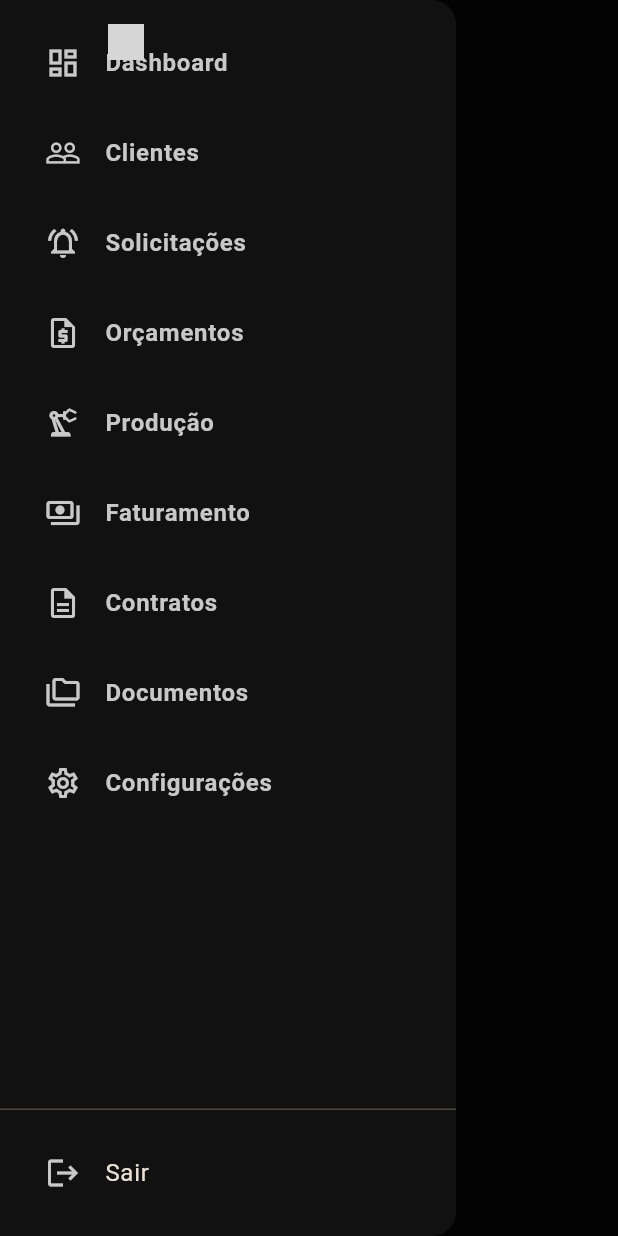
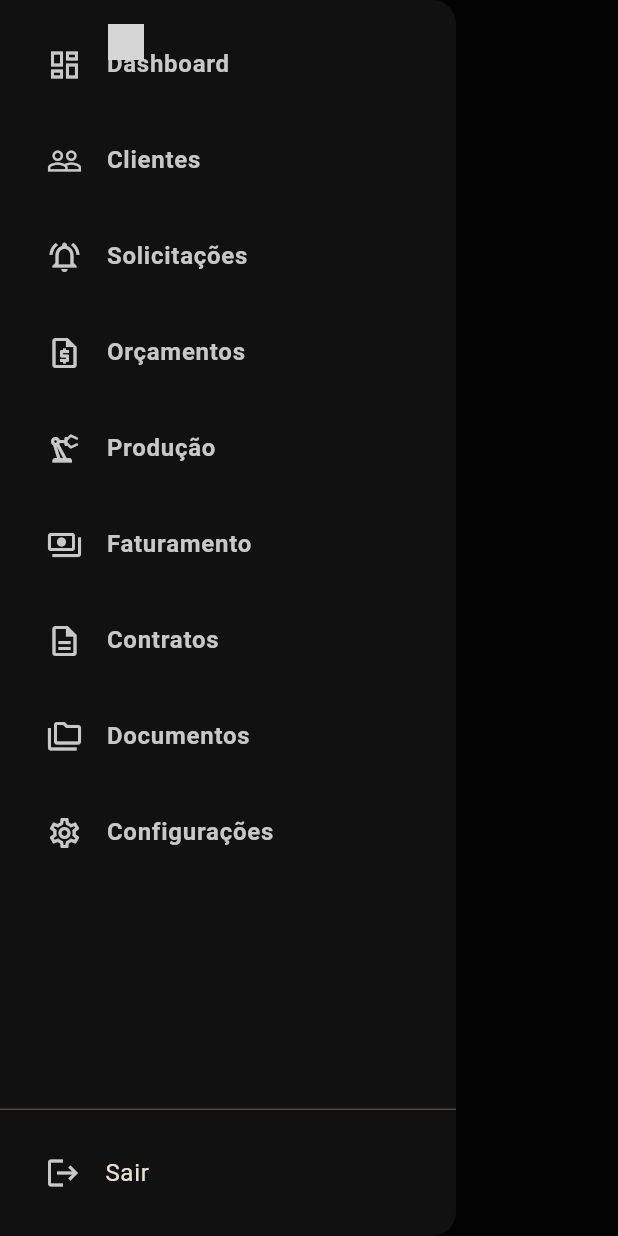
Before and after one commit to Tdk17/Brilhart_Sistem, a Flutter app: the AppShell screen opened directly with empty values, with the side drawer open, on a phone screen of 412 x 824 dp. Run offline on Flutter 3.47's test engine with Material 3 defaults, Android fonts, the phone set to English and light mode, and no system bars; our stand-ins replace file_picker, get_it, go_router, shared_preferences, signals; accounts and stored records are empty; Roboto replaces fonts that are missing (Arial); grey boxes are pictures that could not be loaded.

Commit message:
ui: highlight selected menu in Brilhart gold

```diff
--- a/lib/features/shell/app_shell.dart
+++ b/lib/features/shell/app_shell.dart
@@ -106,23 +106,30 @@ class _Menu extends StatelessWidget {
           child: ListView.separated(
             padding: const EdgeInsets.all(14),
             itemCount: items.length,
-            separatorBuilder: (_, __) => const SizedBox(height: 4),
+            separatorBuilder: (_, __) => const SizedBox(height: 6),
             itemBuilder: (_, index) {
               final item = items[index];
               final selected = location == item.path;
               return ListTile(
                 selected: selected,
-                selectedColor: AppColors.black,
-                selectedTileColor: AppColors.gold,
-                iconColor: selected ? AppColors.black : AppColors.silver,
-                textColor: selected ? AppColors.black : AppColors.silver,
+                selectedColor: AppColors.gold,
+                selectedTileColor: const Color(0xFF211C0D),
+                iconColor: selected ? AppColors.gold : AppColors.silver,
+                textColor: selected ? AppColors.gold : AppColors.silver,
                 leading: Icon(item.icon),
                 title: Text(
                   item.label,
-                  style: const TextStyle(fontWeight: FontWeight.w600),
+                  style: TextStyle(
+                    fontWeight: selected ? FontWeight.w700 : FontWeight.w600,
+                  ),
                 ),
                 shape: RoundedRectangleBorder(
                   borderRadius: BorderRadius.circular(12),
+                  side: BorderSide(
+                    color: selected
+                        ? AppColors.gold.withValues(alpha: .55)
+                        : Colors.transparent,
+                  ),
                 ),
                 onTap: () {
                   Navigator.maybePop(context);
```
